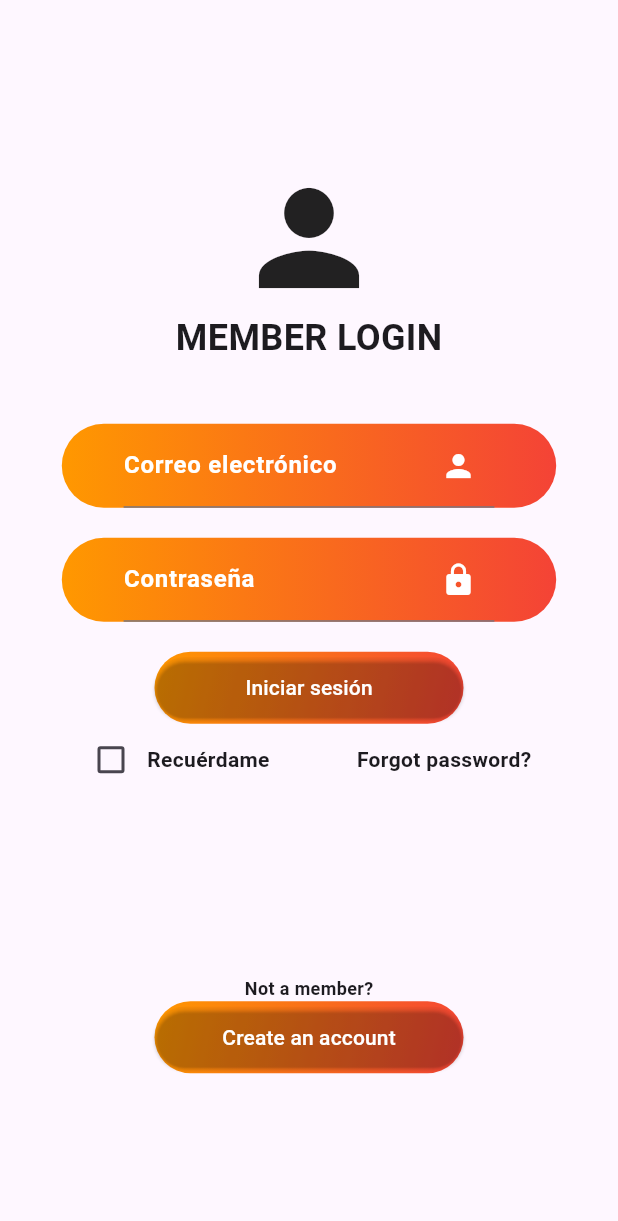
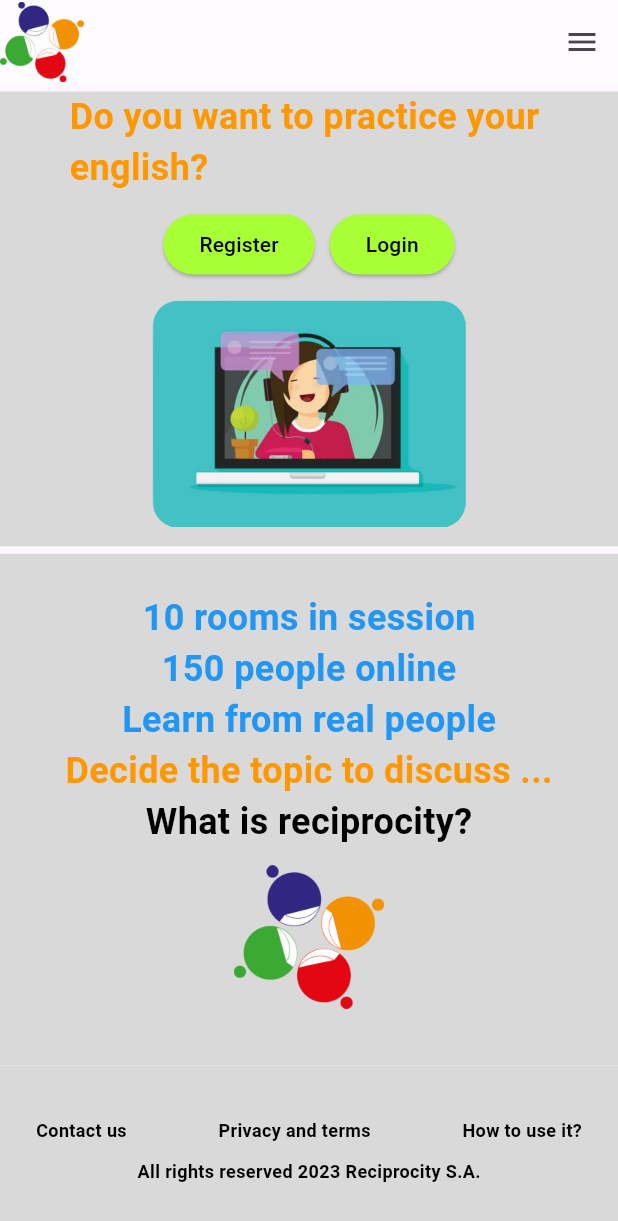
Before and after one commit to ChellShort/Reciprocity_Flutter_App, a Flutter app: the screen it shows after launch, on a phone screen of 412 x 824 dp. Shown: the top 1221 px of the screen. Run offline on Flutter 3.47's test engine with Material 3 defaults, Android fonts, the phone set to English and light mode, and no system bars.

Commit message:
Cmabios de landingpage

```diff
--- a/lib/main.dart
+++ b/lib/main.dart
@@ -1,6 +1,7 @@
 import 'package:flutter/material.dart';
+import 'package:reciprocity/ui/views/LandingPage.dart';
+import 'package:reciprocity/ui/views/login_view.dart';
 import 'router/routes.dart';
-import 'ui/views/login_view.dart';
 
 
 void main() {
@@ -21,7 +22,7 @@ class MyApp extends StatelessWidget {
         fontFamily: 'Roboto', // Define la fuente por defecto
         // Agrega más ajustes de tema aquí según sea necesario
       ),
-      initialRoute: LoginView.id,
+      initialRoute: LandingPage.id,
       routes: customRoutes,
     );
   }
--- a/lib/router/routes.dart
+++ b/lib/router/routes.dart
@@ -7,11 +7,14 @@ import '../ui/views/Pagina1.dart';
 
 import '../ui/views/Inicio.dart';
 
+import '../ui/views/LandingPage.dart';
+
 var customRoutes = <String, WidgetBuilder>{
   /// vistas de registro y login
   LoginView.id: (_) => LoginView(),
   RegisterView.id: (_) => const RegisterView(),
   Pagina1.id: (_) => const Pagina1(),
-  Inicio.id: (_) => Inicio()
+  Inicio.id: (_) => const Inicio(),
+  LandingPage.id: (_) => const LandingPage()
   ///
 };
--- a/lib/ui/views/Inicio.dart
+++ b/lib/ui/views/Inicio.dart
@@ -15,8 +15,8 @@ class Inicio extends StatelessWidget {
         appBar: AppBar(
         backgroundColor: Colors.transparent, // Establece el color de fondo como transparente
         flexibleSpace: Container(
-          decoration: BoxDecoration(
-                  gradient: const LinearGradient(
+          decoration: const BoxDecoration(
+                  gradient: LinearGradient(
                     colors: [
                       Colors.orange, // Color inicial del gradiente
                       Colors.red, // Color final del gradiente
@@ -41,7 +41,7 @@ class Inicio extends StatelessWidget {
             children: <Widget>[
 
               Container(
-                padding: EdgeInsets.all(10.0),
+                padding: const EdgeInsets.all(10.0),
                 decoration: BoxDecoration(
                   gradient: const LinearGradient(
                     colors: [
@@ -52,15 +52,15 @@ class Inicio extends StatelessWidget {
                   borderRadius: BorderRadius.circular(10.0),
                 ),
                 height: 150,
-                child: Center(
+                child: const Center(
                   child: Text('SECCIÓN 1', style: TextStyle(fontSize: 25 ,color: Colors.white),),
                 ),
               ),
 
-              SizedBox(height: 20),
+              const SizedBox(height: 20),
 
               Container(
-                padding: EdgeInsets.all(10.0),
+                padding: const EdgeInsets.all(10.0),
                 decoration: BoxDecoration(
                   gradient: const LinearGradient(
                     colors: [
@@ -71,15 +71,15 @@ class Inicio extends StatelessWidget {
                   borderRadius: BorderRadius.circular(10.0),
                 ),
                 height: 150,
-                child: Center(
+                child: const Center(
                   child: Text('SECCIÓN 2', style: TextStyle(fontSize: 25 ,color: Colors.white),),
                 ),
               ),
 
-              SizedBox(height: 20),
+              const SizedBox(height: 20),
 
               Container(
-                padding: EdgeInsets.all(10.0),
+                padding: const EdgeInsets.all(10.0),
                 decoration: BoxDecoration(
                   gradient: const LinearGradient(
                     colors: [
@@ -90,7 +90,7 @@ class Inicio extends StatelessWidget {
                   borderRadius: BorderRadius.circular(10.0),
                 ),
                 height: 150,
-                child: Center(
+                child: const Center(
                   child: Text('SECCIÓN 3', style: TextStyle(fontSize: 25 ,color: Colors.white),),
                 ),
               ),
@@ -100,8 +100,8 @@ class Inicio extends StatelessWidget {
         ),
         ),
 
-        bottomNavigationBar: BottomAppBar(
-          child: Container(
+        bottomNavigationBar: const BottomAppBar(
+          child: SizedBox(
 
             height: 50.0,
             child: Center(
--- /dev/null
+++ b/lib/ui/views/LandingPage.dart
@@ -0,0 +1,264 @@
+import 'package:flutter/material.dart';
+import 'package:reciprocity/ui/views/Inicio.dart';
+import 'package:reciprocity/ui/views/login_view.dart';
+
+class LandingPage extends StatelessWidget {
+  const LandingPage({super.key});
+  static String id = 'register_view';
+
+  @override
+  Widget build(BuildContext context) {
+    return MaterialApp(
+
+      debugShowCheckedModeBanner: false,
+      home: Scaffold(
+        appBar: AppBar(
+        backgroundColor: Color.fromRGBO(255, 255, 255, 0.612), // Establece el color de fondo como transparente
+        leading: Image.asset(
+          'assets/images/reciprocitylogo.png',
+          height: 40, // Ajusta la altura según sea necesario
+        ),
+        actions: [
+          IconButton(
+            onPressed: () {
+
+            },
+            icon: Icon(Icons.menu),
+          ),
+        ],
+      ),
+
+
+
+
+        body: Padding(
+          padding: EdgeInsets.only(top: 5), // Espacio de separación de 20 unidades entre el AppBar y el Column
+          child: Column(
+            children: [
+              Expanded(
+              flex: 2,
+              child: Container(
+                color: Color.fromRGBO(217, 217, 217, 100), // Segundo color de fondo
+                child: Column(
+                  mainAxisAlignment: MainAxisAlignment.center,
+                  children: [
+                    Row(
+                      //Texto de bienvenida
+                      mainAxisAlignment: MainAxisAlignment.center,
+                      children: [
+                        Text(
+                          'Do you want to practice your \nenglish?',
+                          style: TextStyle(
+                            fontSize: 24,
+                            fontWeight: FontWeight.bold,
+                            color: Colors.orange,
+                          ),
+                        ),
+                      ],
+                    ),
+                    SizedBox(height: 10),
+                    Row(
+                      mainAxisAlignment: MainAxisAlignment.center,
+                      children: [
+                        ElevatedButton(
+                          onPressed: () {
+
+                          },
+                          child: Text(
+                            'Register',
+                            style: TextStyle(
+                              color: Colors.black,
+                            ),),
+                          style: ButtonStyle(
+                            backgroundColor: MaterialStateProperty.all<Color>(Color.fromRGBO(168, 255, 53, 100)),
+                          ),
+
+                        ),
+                        SizedBox(width: 10),
+                        ElevatedButton(
+                          onPressed: () {
+                            Navigator.pushReplacementNamed(context, LoginView.id);
+                          },
+                          child: Text(
+                            'Login',
+                            style: TextStyle(
+                              color: Colors.black,
+                            ),
+                          ),
+                          style: ButtonStyle(
+                            backgroundColor: MaterialStateProperty.all<Color>(Color.fromRGBO(168, 255, 53, 100)),
+                          ),
+                        ),
+                      ],
+                    ),
+                    SizedBox(height: 10),
+                    Expanded(
+                      child: Align(
+                        alignment: Alignment.bottomCenter,
+                        child: Image.asset(
+                          'assets/images/bannerinicio.png',
+                          height: 500,
+                          width: 500,
+                        ),
+                      ),
+                    ),
+                    SizedBox(height: 10),
+                  ],
+                ),
+              ),
+            ),
+
+              const SizedBox(height: 5),
+
+
+              Expanded(
+                flex: 3,
+                child: Column(
+                  children: [
+                    Expanded(
+                    flex: 3,
+                    child: Container(
+                      color: Color.fromRGBO(217, 217, 217, 100), // Segundo color de fondo
+                      child: Column(
+                        mainAxisAlignment: MainAxisAlignment.center,
+                        children: [
+
+                              Text(
+                                '10 rooms in session',
+                                style: TextStyle(
+                                  fontSize: 24,
+                                  fontWeight: FontWeight.bold,
+                                  color: Colors.blue,
+                                ),
+                              ),
+                              Text(
+                                '150 people online',
+                                style: TextStyle(
+                                  fontSize: 24,
+                                  fontWeight: FontWeight.bold,
+                                  color: Colors.blue,
+                                ),
+                              ),
+                              Text(
+                                'Learn from real people',
+                                style: TextStyle(
+                                  fontSize: 24,
+                                  fontWeight: FontWeight.bold,
+                                  color: Colors.blue,
+                                ),
+                              ),
+                              Text(
+                                'Decide the topic to discuss ...',
+                                style: TextStyle(
+                                  fontSize: 24,
+                                  fontWeight: FontWeight.bold,
+                                  color: Colors.orange,
+                                ),
+                              ),
+                              Text(
+                                'What is reciprocity?',
+                                style: TextStyle(
+                                  fontSize: 24,
+                                  fontWeight: FontWeight.bold,
+                                  color: Colors.black,
+                                ),
+                              ),
+                          SizedBox(height: 10),
+                          Row(
+                          //Insertar imagen
+                          mainAxisAlignment: MainAxisAlignment.center,
+                          children: [
+                            Image.asset(
+                              'assets/images/reciprocitylogo.png',
+                              height: 100,
+                              width: 100,
+                            ),
+                          ],
+                          ),
+                          SizedBox(height: 10),
+                        ],
+
+                      ),
+
+                    ),
+
+                    ),
+                    Expanded(
+                      flex: 1,
+                      child: BottomAppBar(
+                        color: Color.fromRGBO(217, 217, 217, 100),
+                        child: Padding(
+                          padding: EdgeInsets.all(8.0),
+                          child: Column(
+                            mainAxisAlignment: MainAxisAlignment.center,
+                            children: [
+                              Row(
+                                mainAxisAlignment: MainAxisAlignment.spaceBetween,
+                                children: [
+                                  Text(
+                                    'Contact us',
+                                    style: TextStyle(
+                                      fontSize: 12,
+                                      fontWeight: FontWeight.bold,
+                                      color: Colors.black,
+                                    ),
+                                  ),
+                                  SizedBox(width: 10),
+                                  Text(
+                                    'Privacy and terms',
+                                    style: TextStyle(
+                                      fontSize: 12,
+                                      fontWeight: FontWeight.bold,
+                                      color: Colors.black,
+                                    ),
+                                  ),
+                                  SizedBox(width: 10),
+                                  Text(
+                                    'How to use it?',
+                                    style: TextStyle(
+                                      fontSize: 12,
+                                      fontWeight: FontWeight.bold,
+                                      color: Colors.black,
+                                    ),
+                                  ),
+                                ],
+                              ),
+                              SizedBox(height: 10), // Espacio entre las filas
+                              Row(
+                                mainAxisAlignment: MainAxisAlignment.center,
+                                children: [
+                                  Text(
+                                    'All rights reserved 2023 Reciprocity S.A.',
+                                    style: TextStyle(
+                                      fontSize: 12,
+                                      fontWeight: FontWeight.bold,
+                                      color: Colors.black,
+                                    ),
+                                  ),
+                                ],
+                              ),
+                            ],
+                          ),
+                        ),
+                      ),
+                    ),
+
+
+                ],
+              ),
+
+      ),
+
+
+      ]
+
+
+      ),
+      )
+
+      )
+
+    );
+
+  }
+}
--- a/lib/ui/views/Pagina1.dart
+++ b/lib/ui/views/Pagina1.dart
@@ -1,7 +1,6 @@
 import 'dart:async';
 import 'package:flutter/material.dart';
 import 'package:reciprocity/ui/views/Inicio.dart';
-import 'package:reciprocity/ui/views/register_view.dart';
 
 class Pagina1 extends StatelessWidget {
   const Pagina1({Key? key}) : super(key: key);
--- a/lib/ui/views/login_view.dart
+++ b/lib/ui/views/login_view.dart
@@ -42,10 +42,10 @@ class LoginView extends StatelessWidget {
           mainAxisAlignment: MainAxisAlignment.center,
           children: [
 
-            //texto
-              const Icon(
-                Icons.person,
-                size: 100,
+              Image.asset(
+                'assets/images/reciprocitylogo.png',
+                width: 100,
+                height: 100,
               ),
 
               const Text(
@@ -76,7 +76,7 @@ class LoginView extends StatelessWidget {
                 ),
 
                 child: TextField(
-                  style: TextStyle(color: Colors.white),
+                  style: const TextStyle(color: Colors.white),
                   controller: emailController,
                   keyboardType: TextInputType.emailAddress,
                   decoration: const InputDecoration(
@@ -116,7 +116,7 @@ class LoginView extends StatelessWidget {
 
 
                 child: TextField(
-                  style: TextStyle(color: Colors.white),
+                  style: const TextStyle(color: Colors.white),
                   controller: passwordController,
                   obscureText: true,
                   decoration: const InputDecoration(
```
Also changed, not shown: assets/images/bannerinicio.png (added), assets/images/reciprocitylogo.png (added), 1 other file.
